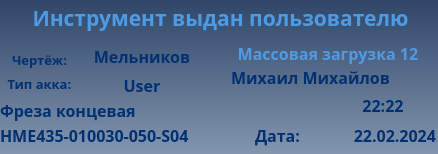
The window that client/GUI/ui/widgets/widget_27_summary.ui (komrade2801/AutoSklad) describes before a commit, drawn with Qt 5.
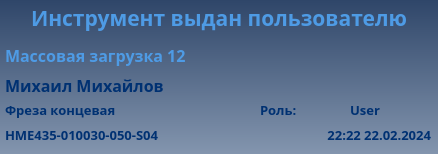
The same window after the commit.

Commit message: Fixed operation history screen Added sorting by date

Patch:
```diff
--- a/client/GUI/ui/widgets/widget_27_summary.ui
+++ b/client/GUI/ui/widgets/widget_27_summary.ui
@@ -25,10 +25,10 @@
    </property>
    <property name="geometry">
     <rect>
-     <x>215</x>
+     <x>5</x>
      <y>40</y>
-     <width>226</width>
-     <height>26</height>
+     <width>421</width>
+     <height>30</height>
     </rect>
    </property>
    <property name="font">
@@ -68,7 +68,7 @@
     <enum>Qt::AutoText</enum>
    </property>
    <property name="alignment">
-    <set>Qt::AlignCenter</set>
+    <set>Qt::AlignLeading|Qt::AlignLeft|Qt::AlignVCenter</set>
    </property>
    <property name="wordWrap">
     <bool>false</bool>
@@ -89,9 +89,9 @@
    </property>
    <property name="geometry">
     <rect>
-     <x>0</x>
+     <x>5</x>
      <y>0</y>
-     <width>441</width>
+     <width>428</width>
      <height>36</height>
     </rect>
    </property>
@@ -120,10 +120,10 @@
   <widget class="QLabel" name="user_name">
    <property name="geometry">
     <rect>
-     <x>185</x>
-     <y>65</y>
-     <width>251</width>
-     <height>24</height>
+     <x>5</x>
+     <y>70</y>
+     <width>421</width>
+     <height>30</height>
     </rect>
    </property>
    <property name="palette">
@@ -216,6 +216,15 @@
         </gradient>
        </brush>
       </colorrole>
+      <colorrole role="PlaceholderText">
+       <brush brushstyle="NoBrush">
+        <color alpha="128">
+         <red>0</red>
+         <green>49</green>
+         <blue>114</blue>
+        </color>
+       </brush>
+      </colorrole>
      </active>
      <inactive>
       <colorrole role="WindowText">
@@ -305,6 +314,15 @@
         </gradient>
        </brush>
       </colorrole>
+      <colorrole role="PlaceholderText">
+       <brush brushstyle="NoBrush">
+        <color alpha="128">
+         <red>0</red>
+         <green>49</green>
+         <blue>114</blue>
+        </color>
+       </brush>
+      </colorrole>
      </inactive>
      <disabled>
       <colorrole role="WindowText">
@@ -394,6 +412,15 @@
         </gradient>
        </brush>
       </colorrole>
+      <colorrole role="PlaceholderText">
+       <brush brushstyle="NoBrush">
+        <color alpha="128">
+         <red>0</red>
+         <green>49</green>
+         <blue>114</blue>
+        </color>
+       </brush>
+      </colorrole>
      </disabled>
     </palette>
    </property>
@@ -413,68 +440,8 @@
     <string>Михаил Михайлов</string>
    </property>
    <property name="alignment">
-    <set>Qt::AlignCenter</set>
-   </property>
-  </widget>
-  <widget class="QLabel" name="lbl_info_2">
-   <property name="enabled">
-    <bool>true</bool>
-   </property>
-   <property name="geometry">
-    <rect>
-     <x>255</x>
-     <y>120</y>
-     <width>48</width>
-     <height>30</height>
-    </rect>
-   </property>
-   <property name="font">
-    <font>
-     <family>Arial Black</family>
-     <pointsize>12</pointsize>
-     <weight>75</weight>
-     <italic>false</italic>
-     <bold>true</bold>
-     <underline>false</underline>
-    </font>
-   </property>
-   <property name="mouseTracking">
-    <bool>true</bool>
-   </property>
-   <property name="contextMenuPolicy">
-    <enum>Qt::NoContextMenu</enum>
-   </property>
-   <property name="layoutDirection">
-    <enum>Qt::LeftToRight</enum>
-   </property>
-   <property name="styleSheet">
-    <string notr="true">color: rgb(0, 49, 114);
-background-color: qlineargradient(spread:pad, x1:0, y1:0, x2:1, y2:0, stop:0 rgba(0, 0, 0, 0), stop:1 rgba(255, 255, 255, 0));</string>
-   </property>
-   <property name="lineWidth">
-    <number>1</number>
-   </property>
-   <property name="text">
-    <string>Дата:</string>
-   </property>
-   <property name="textFormat">
-    <enum>Qt::AutoText</enum>
-   </property>
-   <property name="alignment">
     <set>Qt::AlignLeading|Qt::AlignLeft|Qt::AlignVCenter</set>
    </property>
-   <property name="wordWrap">
-    <bool>false</bool>
-   </property>
-   <property name="margin">
-    <number>0</number>
-   </property>
-   <property name="indent">
-    <number>0</number>
-   </property>
-   <property name="textInteractionFlags">
-    <set>Qt::NoTextInteraction</set>
-   </property>
   </widget>
   <widget class="QLabel" name="lbl_data_2">
    <property name="enabled">
@@ -482,16 +449,16 @@
    </property>
    <property name="geometry">
     <rect>
-     <x>330</x>
+     <x>240</x>
      <y>120</y>
-     <width>106</width>
+     <width>191</width>
      <height>30</height>
     </rect>
    </property>
    <property name="font">
     <font>
      <family>Arial Black</family>
-     <pointsize>12</pointsize>
+     <pointsize>10</pointsize>
      <weight>75</weight>
      <italic>false</italic>
      <bold>true</bold>
@@ -515,7 +482,7 @@
     <number>1</number>
    </property>
    <property name="text">
-    <string>22.02.2024</string>
+    <string>22:22 22.02.2024</string>
    </property>
    <property name="textFormat">
     <enum>Qt::AutoText</enum>
@@ -536,72 +503,12 @@
     <set>Qt::NoTextInteraction</set>
    </property>
   </widget>
-  <widget class="QLabel" name="lbl_time_2">
-   <property name="enabled">
-    <bool>true</bool>
-   </property>
-   <property name="geometry">
-    <rect>
-     <x>330</x>
-     <y>90</y>
-     <width>106</width>
-     <height>30</height>
-    </rect>
-   </property>
-   <property name="font">
-    <font>
-     <family>Arial Black</family>
-     <pointsize>12</pointsize>
-     <weight>75</weight>
-     <italic>false</italic>
-     <bold>true</bold>
-     <underline>false</underline>
-    </font>
-   </property>
-   <property name="mouseTracking">
-    <bool>true</bool>
-   </property>
-   <property name="contextMenuPolicy">
-    <enum>Qt::NoContextMenu</enum>
-   </property>
-   <property name="layoutDirection">
-    <enum>Qt::LeftToRight</enum>
-   </property>
-   <property name="styleSheet">
-    <string notr="true">color: rgb(0, 49, 114);
-background-color: qlineargradient(spread:pad, x1:0, y1:0, x2:1, y2:0, stop:0 rgba(0, 0, 0, 0), stop:1 rgba(255, 255, 255, 0));</string>
-   </property>
-   <property name="lineWidth">
-    <number>1</number>
-   </property>
-   <property name="text">
-    <string>22:22</string>
-   </property>
-   <property name="textFormat">
-    <enum>Qt::AutoText</enum>
-   </property>
-   <property name="alignment">
-    <set>Qt::AlignCenter</set>
-   </property>
-   <property name="wordWrap">
-    <bool>false</bool>
-   </property>
-   <property name="margin">
-    <number>0</number>
-   </property>
-   <property name="indent">
-    <number>0</number>
-   </property>
-   <property name="textInteractionFlags">
-    <set>Qt::NoTextInteraction</set>
-   </property>
-  </widget>
   <widget class="QLabel" name="group_name">
    <property name="geometry">
     <rect>
-     <x>0</x>
+     <x>5</x>
      <y>95</y>
-     <width>231</width>
+     <width>261</width>
      <height>30</height>
     </rect>
    </property>
@@ -695,6 +602,15 @@
         </gradient>
        </brush>
       </colorrole>
+      <colorrole role="PlaceholderText">
+       <brush brushstyle="NoBrush">
+        <color alpha="128">
+         <red>0</red>
+         <green>49</green>
+         <blue>114</blue>
+        </color>
+       </brush>
+      </colorrole>
      </active>
      <inactive>
       <colorrole role="WindowText">
@@ -784,6 +700,15 @@
         </gradient>
        </brush>
       </colorrole>
+      <colorrole role="PlaceholderText">
+       <brush brushstyle="NoBrush">
+        <color alpha="128">
+         <red>0</red>
+         <green>49</green>
+         <blue>114</blue>
+        </color>
+       </brush>
+      </colorrole>
      </inactive>
      <disabled>
       <colorrole role="WindowText">
@@ -873,13 +798,22 @@
         </gradient>
        </brush>
       </colorrole>
+      <colorrole role="PlaceholderText">
+       <brush brushstyle="NoBrush">
+        <color alpha="128">
+         <red>0</red>
+         <green>49</green>
+         <blue>114</blue>
+        </color>
+       </brush>
+      </colorrole>
      </disabled>
     </palette>
    </property>
    <property name="font">
     <font>
      <family>Arial Black</family>
-     <pointsize>12</pointsize>
+     <pointsize>10</pointsize>
      <weight>75</weight>
      <bold>true</bold>
     </font>
@@ -898,9 +832,9 @@
   <widget class="QLabel" name="tools_name">
    <property name="geometry">
     <rect>
-     <x>0</x>
+     <x>5</x>
      <y>120</y>
-     <width>231</width>
+     <width>261</width>
      <height>30</height>
     </rect>
    </property>
@@ -994,6 +928,15 @@
         </gradient>
        </brush>
       </colorrole>
+      <colorrole role="PlaceholderText">
+       <brush brushstyle="NoBrush">
+        <color alpha="128">
+         <red>0</red>
+         <green>49</green>
+         <blue>114</blue>
+        </color>
+       </brush>
+      </colorrole>
      </active>
      <inactive>
       <colorrole role="WindowText">
@@ -1083,6 +1026,15 @@
         </gradient>
        </brush>
       </colorrole>
+      <colorrole role="PlaceholderText">
+       <brush brushstyle="NoBrush">
+        <color alpha="128">
+         <red>0</red>
+         <green>49</green>
+         <blue>114</blue>
+        </color>
+       </brush>
+      </colorrole>
      </inactive>
      <disabled>
       <colorrole role="WindowText">
@@ -1172,13 +1124,22 @@
         </gradient>
        </brush>
       </colorrole>
+      <colorrole role="PlaceholderText">
+       <brush brushstyle="NoBrush">
+        <color alpha="128">
+         <red>0</red>
+         <green>49</green>
+         <blue>114</blue>
+        </color>
+       </brush>
+      </colorrole>
      </disabled>
     </palette>
    </property>
    <property name="font">
     <font>
      <family>Arial Black</family>
-     <pointsize>12</pointsize>
+     <pointsize>10</pointsize>
      <weight>75</weight>
      <bold>true</bold>
     </font>
@@ -1197,10 +1158,10 @@
   <widget class="QLabel" name="user_type">
    <property name="geometry">
     <rect>
-     <x>5</x>
-     <y>75</y>
-     <width>69</width>
-     <height>18</height>
+     <x>260</x>
+     <y>95</y>
+     <width>60</width>
+     <height>30</height>
     </rect>
    </property>
    <property name="palette">
@@ -1293,97 +1254,17 @@
         </gradient>
        </brush>
       </colorrole>
-     </active>
-     <inactive>
-      <colorrole role="WindowText">
-       <brush brushstyle="SolidPattern">
-        <color alpha="255">
+      <colorrole role="PlaceholderText">
+       <brush brushstyle="NoBrush">
+        <color alpha="128">
          <red>0</red>
          <green>49</green>
          <blue>114</blue>
         </color>
        </brush>
       </colorrole>
-      <colorrole role="Button">
-       <brush brushstyle="LinearGradientPattern">
-        <gradient startx="0.000000000000000" starty="0.000000000000000" endx="1.000000000000000" endy="0.000000000000000" type="LinearGradient" spread="PadSpread" coordinatemode="ObjectBoundingMode">
-         <gradientstop position="0.000000000000000">
-          <color alpha="0">
-           <red>0</red>
-           <green>0</green>
-           <blue>0</blue>
-          </color>
-         </gradientstop>
-         <gradientstop position="1.000000000000000">
-          <color alpha="0">
-           <red>255</red>
-           <green>255</green>
-           <blue>255</blue>
-          </color>
-         </gradientstop>
-        </gradient>
-       </brush>
-      </colorrole>
-      <colorrole role="Text">
-       <brush brushstyle="SolidPattern">
-        <color alpha="255">
-         <red>0</red>
-         <green>49</green>
-         <blue>114</blue>
-        </color>
-       </brush>
-      </colorrole>
-      <colorrole role="ButtonText">
-       <brush brushstyle="SolidPattern">
-        <color alpha="255">
-         <red>0</red>
-         <green>49</green>
-         <blue>114</blue>
-        </color>
-       </brush>
-      </colorrole>
-      <colorrole role="Base">
-       <brush brushstyle="LinearGradientPattern">
-        <gradient startx="0.000000000000000" starty="0.000000000000000" endx="1.000000000000000" endy="0.000000000000000" type="LinearGradient" spread="PadSpread" coordinatemode="ObjectBoundingMode">
-         <gradientstop position="0.000000000000000">
-          <color alpha="0">
-           <red>0</red>
-           <green>0</green>
-           <blue>0</blue>
-          </color>
-         </gradientstop>
-         <gradientstop position="1.000000000000000">
-          <color alpha="0">
-           <red>255</red>
-           <green>255</green>
-           <blue>255</blue>
-          </color>
-         </gradientstop>
-        </gradient>
-       </brush>
-      </colorrole>
-      <colorrole role="Window">
-       <brush brushstyle="LinearGradientPattern">
-        <gradient startx="0.000000000000000" starty="0.000000000000000" endx="1.000000000000000" endy="0.000000000000000" type="LinearGradient" spread="PadSpread" coordinatemode="ObjectBoundingMode">
-         <gradientstop position="0.000000000000000">
-          <color alpha="0">
-           <red>0</red>
-           <green>0</green>
-           <blue>0</blue>
-          </color>
-         </gradientstop>
-         <gradientstop position="1.000000000000000">
-          <color alpha="0">
-           <red>255</red>
-           <green>255</green>
-           <blue>255</blue>
-          </color>
-         </gradientstop>
-        </gradient>
-       </brush>
-      </colorrole>
-     </inactive>
-     <disabled>
+     </active>
+     <inactive>
       <colorrole role="WindowText">
        <brush brushstyle="SolidPattern">
         <color alpha="255">
@@ -1471,216 +1352,15 @@
         </gradient>
        </brush>
       </colorrole>
-     </disabled>
-    </palette>
-   </property>
-   <property name="font">
-    <font>
-     <family>Arial Black</family>
-     <pointsize>10</pointsize>
-     <weight>75</weight>
-     <bold>true</bold>
-    </font>
-   </property>
-   <property name="styleSheet">
-    <string notr="true">color: rgb(0, 49, 114);
-background-color: qlineargradient(spread:pad, x1:0, y1:0, x2:1, y2:0, stop:0 rgba(0, 0, 0, 0), stop:1 rgba(255, 255, 255, 0));</string>
-   </property>
-   <property name="text">
-    <string>Тип акка:</string>
-   </property>
-   <property name="alignment">
-    <set>Qt::AlignCenter</set>
-   </property>
-  </widget>
-  <widget class="QLabel" name="plan_type">
-   <property name="geometry">
-    <rect>
-     <x>5</x>
-     <y>51</y>
-     <width>69</width>
-     <height>18</height>
-    </rect>
-   </property>
-   <property name="palette">
-    <palette>
-     <active>
-      <colorrole role="WindowText">
-       <brush brushstyle="SolidPattern">
-        <color alpha="255">
+      <colorrole role="PlaceholderText">
+       <brush brushstyle="NoBrush">
+        <color alpha="128">
          <red>0</red>
          <green>49</green>
          <blue>114</blue>
         </color>
        </brush>
       </colorrole>
-      <colorrole role="Button">
-       <brush brushstyle="LinearGradientPattern">
-        <gradient startx="0.000000000000000" starty="0.000000000000000" endx="1.000000000000000" endy="0.000000000000000" type="LinearGradient" spread="PadSpread" coordinatemode="ObjectBoundingMode">
-         <gradientstop position="0.000000000000000">
-          <color alpha="0">
-           <red>0</red>
-           <green>0</green>
-           <blue>0</blue>
-          </color>
-         </gradientstop>
-         <gradientstop position="1.000000000000000">
-          <color alpha="0">
-           <red>255</red>
-           <green>255</green>
-           <blue>255</blue>
-          </color>
-         </gradientstop>
-        </gradient>
-       </brush>
-      </colorrole>
-      <colorrole role="Text">
-       <brush brushstyle="SolidPattern">
-        <color alpha="255">
-         <red>0</red>
-         <green>49</green>
-         <blue>114</blue>
-        </color>
-       </brush>
-      </colorrole>
-      <colorrole role="ButtonText">
-       <brush brushstyle="SolidPattern">
-        <color alpha="255">
-         <red>0</red>
-         <green>49</green>
-         <blue>114</blue>
-        </color>
-       </brush>
-      </colorrole>
-      <colorrole role="Base">
-       <brush brushstyle="LinearGradientPattern">
-        <gradient startx="0.000000000000000" starty="0.000000000000000" endx="1.000000000000000" endy="0.000000000000000" type="LinearGradient" spread="PadSpread" coordinatemode="ObjectBoundingMode">
-         <gradientstop position="0.000000000000000">
-          <color alpha="0">
-           <red>0</red>
-           <green>0</green>
-           <blue>0</blue>
-          </color>
-         </gradientstop>
-         <gradientstop position="1.000000000000000">
-          <color alpha="0">
-           <red>255</red>
-           <green>255</green>
-           <blue>255</blue>
-          </color>
-         </gradientstop>
-        </gradient>
-       </brush>
-      </colorrole>
-      <colorrole role="Window">
-       <brush brushstyle="LinearGradientPattern">
-        <gradient startx="0.000000000000000" starty="0.000000000000000" endx="1.000000000000000" endy="0.000000000000000" type="LinearGradient" spread="PadSpread" coordinatemode="ObjectBoundingMode">
-         <gradientstop position="0.000000000000000">
-          <color alpha="0">
-           <red>0</red>
-           <green>0</green>
-           <blue>0</blue>
-          </color>
-         </gradientstop>
-         <gradientstop position="1.000000000000000">
-          <color alpha="0">
-           <red>255</red>
-           <green>255</green>
-           <blue>255</blue>
-          </color>
-         </gradientstop>
-        </gradient>
-       </brush>
-      </colorrole>
-     </active>
-     <inactive>
-      <colorrole role="WindowText">
-       <brush brushstyle="SolidPattern">
-        <color alpha="255">
-         <red>0</red>
-         <green>49</green>
-         <blue>114</blue>
-        </color>
-       </brush>
-      </colorrole>
-      <colorrole role="Button">
-       <brush brushstyle="LinearGradientPattern">
-        <gradient startx="0.000000000000000" starty="0.000000000000000" endx="1.000000000000000" endy="0.000000000000000" type="LinearGradient" spread="PadSpread" coordinatemode="ObjectBoundingMode">
-         <gradientstop position="0.000000000000000">
-          <color alpha="0">
-           <red>0</red>
-           <green>0</green>
-           <blue>0</blue>
-          </color>
-         </gradientstop>
-         <gradientstop position="1.000000000000000">
-          <color alpha="0">
-           <red>255</red>
-           <green>255</green>
-           <blue>255</blue>
-          </color>
-         </gradientstop>
-        </gradient>
-       </brush>
-      </colorrole>
-      <colorrole role="Text">
-       <brush brushstyle="SolidPattern">
-        <color alpha="255">
-         <red>0</red>
-         <green>49</green>
-         <blue>114</blue>
-        </color>
-       </brush>
-      </colorrole>
-      <colorrole role="ButtonText">
-       <brush brushstyle="SolidPattern">
-        <color alpha="255">
-         <red>0</red>
-         <green>49</green>
-         <blue>114</blue>
-        </color>
-       </brush>
-      </colorrole>
-      <colorrole role="Base">
-       <brush brushstyle="LinearGradientPattern">
-        <gradient startx="0.000000000000000" starty="0.000000000000000" endx="1.000000000000000" endy="0.000000000000000" type="LinearGradient" spread="PadSpread" coordinatemode="ObjectBoundingMode">
-         <gradientstop position="0.000000000000000">
-          <color alpha="0">
-           <red>0</red>
-           <green>0</green>
-           <blue>0</blue>
-          </color>
-         </gradientstop>
-         <gradientstop position="1.000000000000000">
-          <color alpha="0">
-           <red>255</red>
-           <green>255</green>
-           <blue>255</blue>
-          </color>
-         </gradientstop>
-        </gradient>
-       </brush>
-      </colorrole>
-      <colorrole role="Window">
-       <brush brushstyle="LinearGradientPattern">
-        <gradient startx="0.000000000000000" starty="0.000000000000000" endx="1.000000000000000" endy="0.000000000000000" type="LinearGradient" spread="PadSpread" coordinatemode="ObjectBoundingMode">
-         <gradientstop position="0.000000000000000">
-          <color alpha="0">
-           <red>0</red>
-           <green>0</green>
-           <blue>0</blue>
-          </color>
-         </gradientstop>
-         <gradientstop position="1.000000000000000">
-          <color alpha="0">
-           <red>255</red>
-           <green>255</green>
-           <blue>255</blue>
-          </color>
-         </gradientstop>
-        </gradient>
-       </brush>
-      </colorrole>
      </inactive>
      <disabled>
       <colorrole role="WindowText">
@@ -1770,312 +1450,22 @@
         </gradient>
        </brush>
       </colorrole>
-     </disabled>
-    </palette>
-   </property>
-   <property name="font">
-    <font>
-     <family>Arial Black</family>
-     <pointsize>10</pointsize>
-     <weight>75</weight>
-     <bold>true</bold>
-    </font>
-   </property>
-   <property name="styleSheet">
-    <string notr="true">color: rgb(0, 49, 114);
-background-color: qlineargradient(spread:pad, x1:0, y1:0, x2:1, y2:0, stop:0 rgba(0, 0, 0, 0), stop:1 rgba(255, 255, 255, 0));</string>
-   </property>
-   <property name="text">
-    <string>Чертёж:</string>
-   </property>
-   <property name="alignment">
-    <set>Qt::AlignCenter</set>
-   </property>
-  </widget>
-  <widget class="QLabel" name="plan_name">
-   <property name="geometry">
-    <rect>
-     <x>85</x>
-     <y>45</y>
-     <width>114</width>
-     <height>23</height>
-    </rect>
-   </property>
-   <property name="palette">
-    <palette>
-     <active>
-      <colorrole role="WindowText">
-       <brush brushstyle="SolidPattern">
-        <color alpha="255">
+      <colorrole role="PlaceholderText">
+       <brush brushstyle="NoBrush">
+        <color alpha="128">
          <red>0</red>
          <green>49</green>
          <blue>114</blue>
         </color>
        </brush>
       </colorrole>
-      <colorrole role="Button">
-       <brush brushstyle="LinearGradientPattern">
-        <gradient startx="0.000000000000000" starty="0.000000000000000" endx="1.000000000000000" endy="0.000000000000000" type="LinearGradient" spread="PadSpread" coordinatemode="ObjectBoundingMode">
-         <gradientstop position="0.000000000000000">
-          <color alpha="0">
-           <red>0</red>
-           <green>0</green>
-           <blue>0</blue>
-          </color>
-         </gradientstop>
-         <gradientstop position="1.000000000000000">
-          <color alpha="0">
-           <red>255</red>
-           <green>255</green>
-           <blue>255</blue>
-          </color>
-         </gradientstop>
-        </gradient>
-       </brush>
-      </colorrole>
-      <colorrole role="Text">
-       <brush brushstyle="SolidPattern">
-        <color alpha="255">
-         <red>0</red>
-         <green>49</green>
-         <blue>114</blue>
-        </color>
-       </brush>
-      </colorrole>
-      <colorrole role="ButtonText">
-       <brush brushstyle="SolidPattern">
-        <color alpha="255">
-         <red>0</red>
-         <green>49</green>
-         <blue>114</blue>
-        </color>
-       </brush>
-      </colorrole>
-      <colorrole role="Base">
-       <brush brushstyle="LinearGradientPattern">
-        <gradient startx="0.000000000000000" starty="0.000000000000000" endx="1.000000000000000" endy="0.000000000000000" type="LinearGradient" spread="PadSpread" coordinatemode="ObjectBoundingMode">
-         <gradientstop position="0.000000000000000">
-          <color alpha="0">
-           <red>0</red>
-           <green>0</green>
-           <blue>0</blue>
-          </color>
-         </gradientstop>
-         <gradientstop position="1.000000000000000">
-          <color alpha="0">
-           <red>255</red>
-           <green>255</green>
-           <blue>255</blue>
-          </color>
-         </gradientstop>
-        </gradient>
-       </brush>
-      </colorrole>
-      <colorrole role="Window">
-       <brush brushstyle="LinearGradientPattern">
-        <gradient startx="0.000000000000000" starty="0.000000000000000" endx="1.000000000000000" endy="0.000000000000000" type="LinearGradient" spread="PadSpread" coordinatemode="ObjectBoundingMode">
-         <gradientstop position="0.000000000000000">
-          <color alpha="0">
-           <red>0</red>
-           <green>0</green>
-           <blue>0</blue>
-          </color>
-         </gradientstop>
-         <gradientstop position="1.000000000000000">
-          <color alpha="0">
-           <red>255</red>
-           <green>255</green>
-           <blue>255</blue>
-          </color>
-         </gradientstop>
-        </gradient>
-       </brush>
-      </colorrole>
-     </active>
-     <inactive>
-      <colorrole role="WindowText">
-       <brush brushstyle="SolidPattern">
-        <color alpha="255">
-         <red>0</red>
-         <green>49</green>
-         <blue>114</blue>
-        </color>
-       </brush>
-      </colorrole>
-      <colorrole role="Button">
-       <brush brushstyle="LinearGradientPattern">
-        <gradient startx="0.000000000000000" starty="0.000000000000000" endx="1.000000000000000" endy="0.000000000000000" type="LinearGradient" spread="PadSpread" coordinatemode="ObjectBoundingMode">
-         <gradientstop position="0.000000000000000">
-          <color alpha="0">
-           <red>0</red>
-           <green>0</green>
-           <blue>0</blue>
-          </color>
-         </gradientstop>
-         <gradientstop position="1.000000000000000">
-          <color alpha="0">
-           <red>255</red>
-           <green>255</green>
-           <blue>255</blue>
-          </color>
-         </gradientstop>
-        </gradient>
-       </brush>
-      </colorrole>
-      <colorrole role="Text">
-       <brush brushstyle="SolidPattern">
-        <color alpha="255">
-         <red>0</red>
-         <green>49</green>
-         <blue>114</blue>
-        </color>
-       </brush>
-      </colorrole>
-      <colorrole role="ButtonText">
-       <brush brushstyle="SolidPattern">
-        <color alpha="255">
-         <red>0</red>
-         <green>49</green>
-         <blue>114</blue>
-        </color>
-       </brush>
-      </colorrole>
-      <colorrole role="Base">
-       <brush brushstyle="LinearGradientPattern">
-        <gradient startx="0.000000000000000" starty="0.000000000000000" endx="1.000000000000000" endy="0.000000000000000" type="LinearGradient" spread="PadSpread" coordinatemode="ObjectBoundingMode">
-         <gradientstop position="0.000000000000000">
-          <color alpha="0">
-           <red>0</red>
-           <green>0</green>
-           <blue>0</blue>
-          </color>
-         </gradientstop>
-         <gradientstop position="1.000000000000000">
-          <color alpha="0">
-           <red>255</red>
-           <green>255</green>
-           <blue>255</blue>
-          </color>
-         </gradientstop>
-        </gradient>
-       </brush>
-      </colorrole>
-      <colorrole role="Window">
-       <brush brushstyle="LinearGradientPattern">
-        <gradient startx="0.000000000000000" starty="0.000000000000000" endx="1.000000000000000" endy="0.000000000000000" type="LinearGradient" spread="PadSpread" coordinatemode="ObjectBoundingMode">
-         <gradientstop position="0.000000000000000">
-          <color alpha="0">
-           <red>0</red>
-           <green>0</green>
-           <blue>0</blue>
-          </color>
-         </gradientstop>
-         <gradientstop position="1.000000000000000">
-          <color alpha="0">
-           <red>255</red>
-           <green>255</green>
-           <blue>255</blue>
-          </color>
-         </gradientstop>
-        </gradient>
-       </brush>
-      </colorrole>
-     </inactive>
-     <disabled>
-      <colorrole role="WindowText">
-       <brush brushstyle="SolidPattern">
-        <color alpha="255">
-         <red>0</red>
-         <green>49</green>
-         <blue>114</blue>
-        </color>
-       </brush>
-      </colorrole>
-      <colorrole role="Button">
-       <brush brushstyle="LinearGradientPattern">
-        <gradient startx="0.000000000000000" starty="0.000000000000000" endx="1.000000000000000" endy="0.000000000000000" type="LinearGradient" spread="PadSpread" coordinatemode="ObjectBoundingMode">
-         <gradientstop position="0.000000000000000">
-          <color alpha="0">
-           <red>0</red>
-           <green>0</green>
-           <blue>0</blue>
-          </color>
-         </gradientstop>
-         <gradientstop position="1.000000000000000">
-          <color alpha="0">
-           <red>255</red>
-           <green>255</green>
-           <blue>255</blue>
-          </color>
-         </gradientstop>
-        </gradient>
-       </brush>
-      </colorrole>
-      <colorrole role="Text">
-       <brush brushstyle="SolidPattern">
-        <color alpha="255">
-         <red>0</red>
-         <green>49</green>
-         <blue>114</blue>
-        </color>
-       </brush>
-      </colorrole>
-      <colorrole role="ButtonText">
-       <brush brushstyle="SolidPattern">
-        <color alpha="255">
-         <red>0</red>
-         <green>49</green>
-         <blue>114</blue>
-        </color>
-       </brush>
-      </colorrole>
-      <colorrole role="Base">
-       <brush brushstyle="LinearGradientPattern">
-        <gradient startx="0.000000000000000" starty="0.000000000000000" endx="1.000000000000000" endy="0.000000000000000" type="LinearGradient" spread="PadSpread" coordinatemode="ObjectBoundingMode">
-         <gradientstop position="0.000000000000000">
-          <color alpha="0">
-           <red>0</red>
-           <green>0</green>
-           <blue>0</blue>
-          </color>
-         </gradientstop>
-         <gradientstop position="1.000000000000000">
-          <color alpha="0">
-           <red>255</red>
-           <green>255</green>
-           <blue>255</blue>
-          </color>
-         </gradientstop>
-        </gradient>
-       </brush>
-      </colorrole>
-      <colorrole role="Window">
-       <brush brushstyle="LinearGradientPattern">
-        <gradient startx="0.000000000000000" starty="0.000000000000000" endx="1.000000000000000" endy="0.000000000000000" type="LinearGradient" spread="PadSpread" coordinatemode="ObjectBoundingMode">
-         <gradientstop position="0.000000000000000">
-          <color alpha="0">
-           <red>0</red>
-           <green>0</green>
-           <blue>0</blue>
-          </color>
-         </gradientstop>
-         <gradientstop position="1.000000000000000">
-          <color alpha="0">
-           <red>255</red>
-           <green>255</green>
-           <blue>255</blue>
-          </color>
-         </gradientstop>
-        </gradient>
-       </brush>
-      </colorrole>
      </disabled>
     </palette>
    </property>
    <property name="font">
     <font>
      <family>Arial Black</family>
-     <pointsize>12</pointsize>
+     <pointsize>10</pointsize>
      <weight>75</weight>
      <bold>true</bold>
     </font>
@@ -2085,19 +1475,19 @@
 background-color: qlineargradient(spread:pad, x1:0, y1:0, x2:1, y2:0, stop:0 rgba(0, 0, 0, 0), stop:1 rgba(255, 255, 255, 0));</string>
    </property>
    <property name="text">
-    <string>Мельников</string>
+    <string>Роль:</string>
    </property>
    <property name="alignment">
-    <set>Qt::AlignCenter</set>
+    <set>Qt::AlignLeading|Qt::AlignLeft|Qt::AlignVCenter</set>
    </property>
   </widget>
   <widget class="QLabel" name="role_name">
    <property name="geometry">
     <rect>
-     <x>85</x>
-     <y>74</y>
-     <width>114</width>
-     <height>23</height>
+     <x>300</x>
+     <y>95</y>
+     <width>130</width>
+     <height>30</height>
     </rect>
    </property>
    <property name="palette">
@@ -2190,6 +1580,15 @@
         </gradient>
        </brush>
       </colorrole>
+      <colorrole role="PlaceholderText">
+       <brush brushstyle="NoBrush">
+        <color alpha="128">
+         <red>0</red>
+         <green>49</green>
+         <blue>114</blue>
+        </color>
+       </brush>
+      </colorrole>
      </active>
      <inactive>
       <colorrole role="WindowText">
@@ -2279,6 +1678,15 @@
         </gradient>
        </brush>
       </colorrole>
+      <colorrole role="PlaceholderText">
+       <brush brushstyle="NoBrush">
+        <color alpha="128">
+         <red>0</red>
+         <green>49</green>
+         <blue>114</blue>
+        </color>
+       </brush>
+      </colorrole>
      </inactive>
      <disabled>
       <colorrole role="WindowText">
@@ -2368,13 +1776,22 @@
         </gradient>
        </brush>
       </colorrole>
+      <colorrole role="PlaceholderText">
+       <brush brushstyle="NoBrush">
+        <color alpha="128">
+         <red>0</red>
+         <green>49</green>
+         <blue>114</blue>
+        </color>
+       </brush>
+      </colorrole>
      </disabled>
     </palette>
    </property>
    <property name="font">
     <font>
      <family>Arial Black</family>
-     <pointsize>12</pointsize>
+     <pointsize>10</pointsize>
      <weight>75</weight>
      <bold>true</bold>
     </font>
```
Left out of the diff: 16 changed lines with no effect on the pictures. The commit also changes 7 other files.
